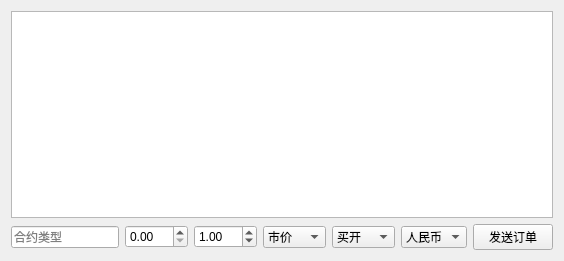
First picture: the form in src/TraderGUI/TickForm.ui, repository ajmal017/cktrader, before the edit.
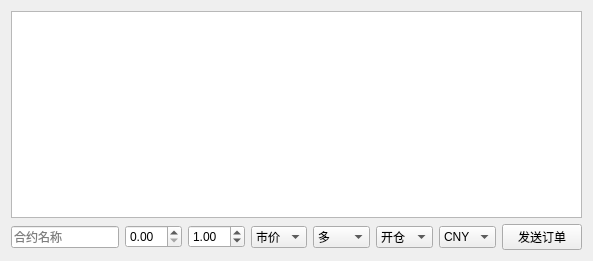
Second picture: the form after the edit.

Diff of the .ui file:
```diff
--- a/src/TraderGUI/TickForm.ui
+++ b/src/TraderGUI/TickForm.ui
@@ -6,7 +6,7 @@
    <rect>
     <x>0</x>
     <y>0</y>
-    <width>564</width>
+    <width>593</width>
     <height>261</height>
    </rect>
   </property>
@@ -19,20 +19,18 @@
   <property name="windowTitle">
    <string>Form</string>
   </property>
-  <layout class="QGridLayout" name="gridLayout_3">
+  <layout class="QGridLayout" name="gridLayout">
    <item row="0" column="0">
-    <layout class="QGridLayout" name="gridLayout_2">
-     <item row="0" column="0">
+    <layout class="QVBoxLayout" name="verticalLayout">
+     <item>
       <widget class="QTableWidget" name="tickTable">
        <property name="rowCount">
         <number>0</number>
        </property>
       </widget>
      </item>
-     <item row="1" column="0">
-      <layout class="QGridLayout" name="gridLayout">
-       <item row="0" column="0">
-        <layout class="QVBoxLayout" name="verticalLayout">
+     <item>
+      <layout class="QHBoxLayout" name="horizontalLayout">
          <item>
           <widget class="QLineEdit" name="contractLineEdit">
            <property name="sizePolicy">
@@ -42,14 +40,10 @@
             </sizepolicy>
            </property>
            <property name="placeholderText">
-            <string>合约类型</string>
+          <string>合约名称</string>
            </property>
           </widget>
          </item>
-        </layout>
-       </item>
-       <item row="0" column="1">
-        <layout class="QVBoxLayout" name="verticalLayout_2">
          <item>
           <widget class="QDoubleSpinBox" name="priceDoubleSpinBox">
            <property name="sizePolicy">
@@ -60,10 +54,6 @@
            </property>
           </widget>
          </item>
-        </layout>
-       </item>
-       <item row="0" column="2">
-        <layout class="QVBoxLayout" name="verticalLayout_3">
          <item>
           <widget class="QDoubleSpinBox" name="volDoubleSpinBox">
            <property name="sizePolicy">
@@ -77,10 +67,6 @@
            </property>
           </widget>
          </item>
-        </layout>
-       </item>
-       <item row="0" column="3">
-        <layout class="QVBoxLayout" name="verticalLayout_4">
          <item>
           <widget class="QComboBox" name="priceTypeComboBox">
            <item>
@@ -93,17 +79,37 @@
              <string>限价</string>
             </property>
            </item>
-          </widget>
-         </item>
-        </layout>
-       </item>
-       <item row="0" column="4">
-        <layout class="QVBoxLayout" name="verticalLayout_5">
+         <item>
+          <property name="text">
+           <string>FAK</string>
+          </property>
+         </item>
+         <item>
+          <property name="text">
+           <string>FOK</string>
+          </property>
+         </item>
+        </widget>
+       </item>
+       <item>
+        <widget class="QComboBox" name="directionComboBox">
+         <item>
+          <property name="text">
+           <string>多</string>
+          </property>
+         </item>
          <item>
-          <widget class="QComboBox" name="orderTypeComboBox">
+          <property name="text">
+           <string>空</string>
+          </property>
+         </item>
+        </widget>
+       </item>
            <item>
+        <widget class="QComboBox" name="offsetComboBox">
+         <item>
             <property name="text">
-             <string>买开</string>
+           <string>开仓</string>
             </property>
            </item>
            <item>
@@ -123,15 +129,11 @@
            </item>
           </widget>
          </item>
-        </layout>
-       </item>
-       <item row="0" column="5">
-        <layout class="QVBoxLayout" name="verticalLayout_6">
          <item>
           <widget class="QComboBox" name="currencyComboBox">
            <item>
             <property name="text">
-             <string>人民币</string>
+           <string>CNY</string>
             </property>
            </item>
            <item>
@@ -141,10 +143,6 @@
            </item>
           </widget>
          </item>
-        </layout>
-       </item>
-       <item row="0" column="6">
-        <layout class="QVBoxLayout" name="verticalLayout_7">
          <item>
           <widget class="QPushButton" name="orderPushButton">
            <property name="sizePolicy">
@@ -157,8 +155,6 @@
             <string>发送订单</string>
            </property>
           </widget>
-         </item>
-        </layout>
        </item>
       </layout>
      </item>
```
Left out of the diff: 8 changed lines with no effect on the pictures. Lines whose indentation alone changed are shown as unchanged.
